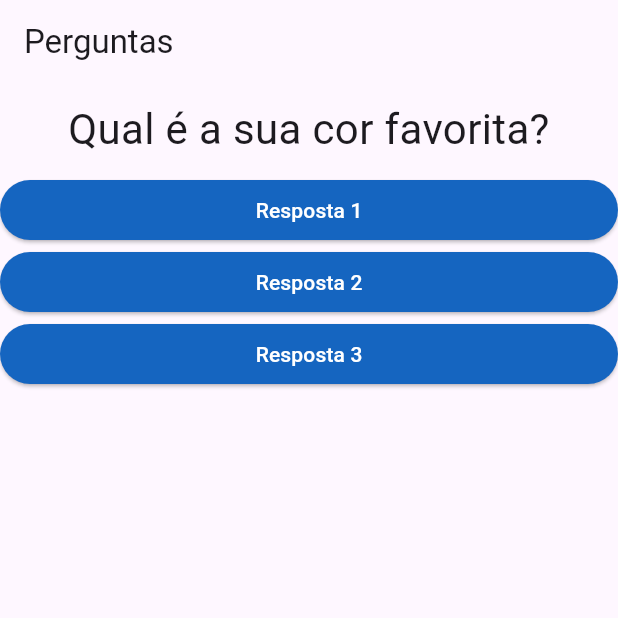
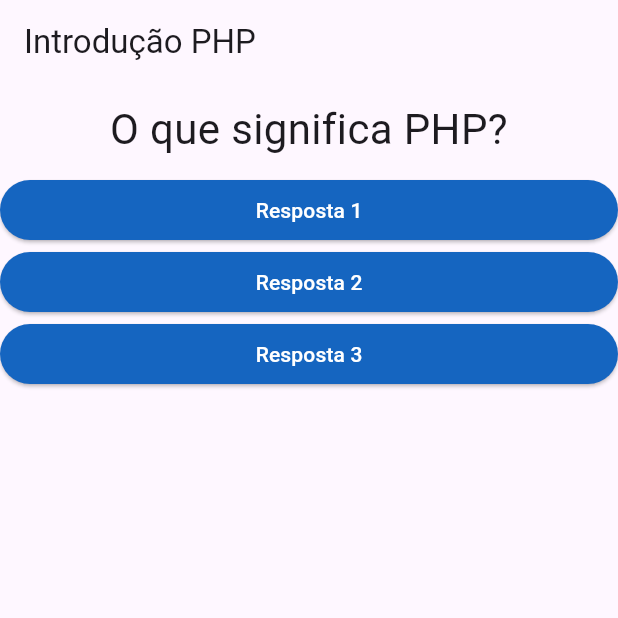
Before and after one commit to mfeeee/projeto_perguntas, a Flutter app: the screen it shows after launch, on a phone screen of 412 x 824 dp, the top half of it. Run offline on Flutter 3.47's test engine with Material 3 defaults, Android fonts, the phone set to English and light mode, and no system bars.

Commit message:
:recycle: refactor: usando tipo Map nas perguntas

```diff
--- a/lib/main.dart
+++ b/lib/main.dart
@@ -17,19 +17,29 @@ class _PerguntaAppState extends State<PerguntaApp> {
 
   @override
   Widget build(BuildContext context) {
-    final perguntas = [
-      'Qual é a sua cor favorita?',
-      'Qual é o seu animal favorito?',
+    final List<Map<String, dynamic>> perguntas = [
+      {
+        'texto': 'O que significa PHP?',
+        'respostas': ['PHP: Hyperspeed Performance', 'PHP: Hyperformat Programming', 'PHP: Hypertext Preprocessor', 'PHP: Hyperlink Pages'],
+      },
+      {
+        'texto': 'Qual afirmação NÃO é verdadeira sobre PHP:',
+        'respostas': ['PHP é uma biblioteca de código Front End', 'PHP pode gerar conteúdo de página dinâmico', 'PHP é gratuito'],
+      },
+      {
+        'texto': 'Qual é a extensão de arquivo correta para arquivos PHP?',
+        'respostas': ['.php', '.ps', '.hpp'],
+      },
     ];
 
     return MaterialApp(
       home: Scaffold(
         appBar: AppBar(
-          title: Text('Perguntas'),
+          title: Text('Introdução PHP'),
         ),
         body: Column(
           children: [
-            Questao(texto: perguntas[_perguntaSelecionada]),
+            Questao(texto: perguntas[_perguntaSelecionada]['texto']),
             Resposta(texto: 'Resposta 1', onSelected: _responder),
             Resposta(texto: 'Resposta 2', onSelected: _responder),
             Resposta(texto: 'Resposta 3', onSelected: _responder),
```
